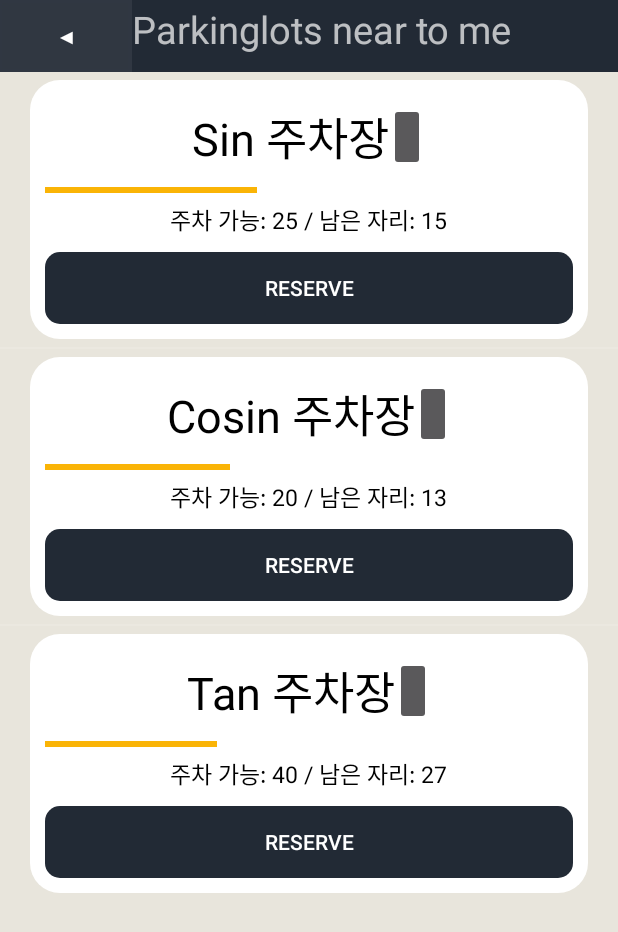
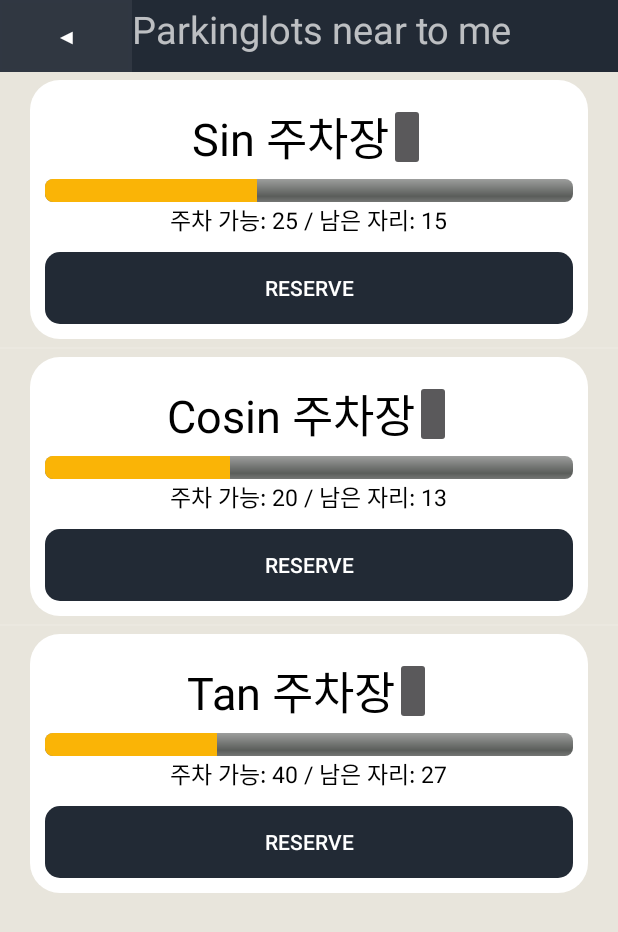
Before and after one commit to oswswo123/androidTeamP, an Android app: the ParkListActivity screen opened directly, with no data from a screen before it, on a phone screen of 412 x 824 dp. Shown: the top 932 px of the screen. Run offline under Robolectric (Android 15) with nearby library versions, the phone set to English and light mode, and no system bars.

Commit message:
프로그레스바 수정
ㅇㅋ

```diff
--- a/UcantFindP/app/src/main/java/io/github/cheesecat47/ucantfindp/ParkListItem.java
+++ b/UcantFindP/app/src/main/java/io/github/cheesecat47/ucantfindp/ParkListItem.java
@@ -1,6 +1,7 @@
 package io.github.cheesecat47.ucantfindp;
 
 import android.content.Context;
+import android.content.res.ColorStateList;
 import android.util.Log;
 import android.view.LayoutInflater;
 import android.view.View;
--- a/UcantFindP/app/src/main/res/layout/layout_park_list_item.xml
+++ b/UcantFindP/app/src/main/res/layout/layout_park_list_item.xml
@@ -33,9 +33,10 @@
     <!--왼쪽 색깔이 현재 주차된 칸-->
     <ProgressBar
         android:id="@+id/list_item_ProgressBar"
-        style="@style/Widget.AppCompat.ProgressBar.Horizontal"
+        style="@android:style/Widget.ProgressBar.Horizontal"
         android:layout_width="match_parent"
-        android:layout_height="15dp" />
+        android:layout_height="15dp"
+        android:progressTint="@color/colorOurYellow" />
 
     <TextView
         android:id="@+id/list_item_textView_pCnt"
@@ -52,9 +53,8 @@
         android:layout_height="wrap_content"
         android:layout_marginTop="10dp"
         android:background="@drawable/drawable_rectangle_list_button"
-        android:backgroundTint="@color/colorOurBlack"
-        android:text="@string/reserve"
-        android:onClick="onClick_ReserveBtn"/>
+        android:onClick="onClick_ReserveBtn"
+        android:text="@string/reserve" />
 
 
 </LinearLayout>
```
